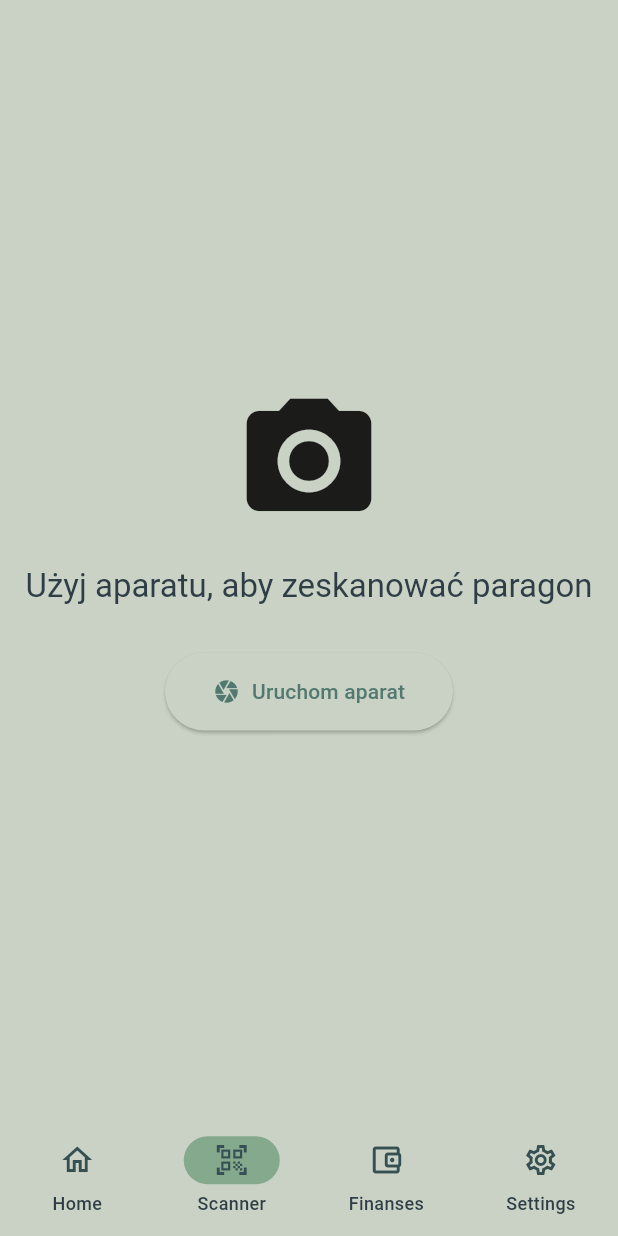
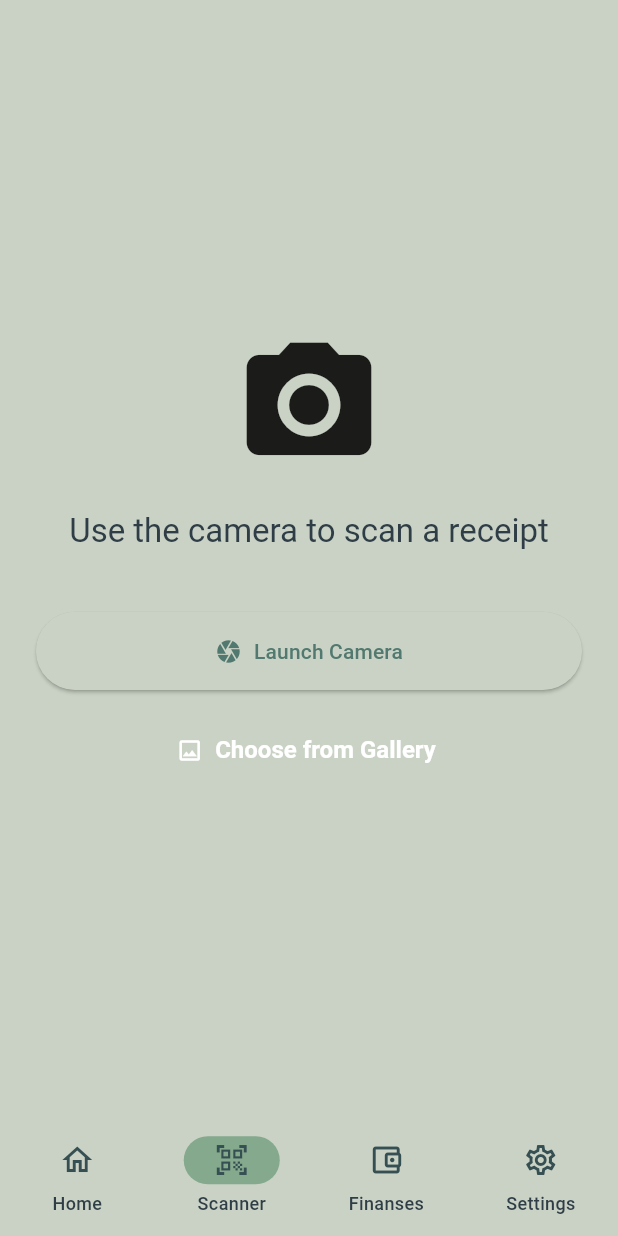
Before and after one commit to fiZZowsky/FinTracker, a Flutter app: the ScannerPage screen opened by its route, on a phone screen of 412 x 824 dp. Run offline on Flutter 3.47's test engine with Material 3 defaults, Android fonts, the phone set to English and light mode, and no system bars; our stand-ins replace dio, file_picker, get_it, go_router, image_picker, path_drawing; missing offline and left inert: svg_path_parser; generated files the repository leaves out were written again; network calls fail.

Commit message:
Added functionality for uploading receipts photos from gallery, added translations

```diff
--- a/fintracker/lib/l10n/app_en.arb
+++ b/fintracker/lib/l10n/app_en.arb
@@ -15,5 +15,10 @@
     "networkError": "Network error: Could not connect to server.",
     "unknownError": "An unknown error occurred.",
     "languageChangedToPl": "Language changed to Polish",
-    "languageChangedToEn": "Language changed to English"
+    "languageChangedToEn": "Language changed to English",
+    "scannerTitle": "Use the camera to scan a receipt",
+    "scannerCameraAccess": "Launch Camera",
+    "scannerGalleryAccess": "Choose from Gallery",
+    "scannerUploadSuccess": "Receipt uploaded successfully",
+    "scannerUploadError": "Error uploading receipt"
 }
--- a/fintracker/lib/l10n/app_pl.arb
+++ b/fintracker/lib/l10n/app_pl.arb
@@ -15,5 +15,10 @@
     "networkError": "Błąd sieci: Nie można połączyć się z serwerem.",
     "unknownError": "Wystąpił nieznany błąd.",
     "languageChangedToPl": "Język zmieniony na Polski",
-    "languageChangedToEn": "Język zmieniony na Angielski"
+    "languageChangedToEn": "Język zmieniony na Angielski",
+    "scannerTitle": "Użyj aparatu, aby zeskanować paragon",
+    "scannerCameraAccess": "Uruchom aparat",
+    "scannerGalleryAccess": "Wybierz z galerii",
+    "scannerUploadSuccess": "Paragon wysłany pomyślnie",
+    "scannerUploadError": "Błąd wysyłania paragonu"
 }
--- a/fintracker/lib/ui/view/scanner_page.dart
+++ b/fintracker/lib/ui/view/scanner_page.dart
@@ -1,7 +1,7 @@
 import 'package:flutter/material.dart';
 import 'package:provider/provider.dart';
 import '../view_models/scanner_view_model.dart';
-// import 'package:flutter_gen/gen_l10n/app_localizations.dart';
+import 'package:flutter_gen/gen_l10n/app_localizations.dart';
 
 class ScannerPage extends StatelessWidget {
   const ScannerPage({super.key});
@@ -9,30 +9,44 @@ class ScannerPage extends StatelessWidget {
   @override
   Widget build(BuildContext context) {
     final scannerVM = context.read<ScannerViewModel>();
-    // final l10n = AppLocalizations.of(context)!;
+    final l10n = AppLocalizations.of(context)!;
 
     return Center(
+      child: Padding(
+        padding: const EdgeInsets.all(24.0),
         child: Column(
           mainAxisAlignment: MainAxisAlignment.center,
           children: [
             const Icon(Icons.camera_alt, size: 100),
             const SizedBox(height: 20),
             Text(
-            "Użyj aparatu, aby zeskanować paragon", // TODO: l10n
+              l10n.scannerTitle,
               style: Theme.of(context).textTheme.titleLarge,
               textAlign: TextAlign.center,
             ),
-          const SizedBox(height: 30),
+            const SizedBox(height: 40),
             ElevatedButton.icon(
               onPressed: scannerVM.scanWithCamera,
               icon: const Icon(Icons.camera),
-            label: Text("Uruchom aparat"), // TODO: l10n
+              label: Text(l10n.scannerCameraAccess),
               style: ElevatedButton.styleFrom(
-              padding: const EdgeInsets.symmetric(horizontal: 32, vertical: 16),
+                minimumSize: const Size(double.infinity, 50),
+                padding:
+                    const EdgeInsets.symmetric(horizontal: 32, vertical: 16),
+              ),
+            ),
+            const SizedBox(height: 16),
+            TextButton.icon(
+              onPressed: scannerVM.pickFile,
+              icon: const Icon(Icons.image_outlined),
+              label: Text(l10n.scannerGalleryAccess),
+              style: TextButton.styleFrom(
+                minimumSize: const Size(double.infinity, 40),
               ),
             ),
           ],
         ),
+      ),
     );
   }
 }
--- a/fintracker/lib/ui/view_models/scanner_view_model.dart
+++ b/fintracker/lib/ui/view_models/scanner_view_model.dart
@@ -60,7 +60,7 @@ class ScannerViewModel extends ChangeNotifier {
 
       if (success) {
         getIt<NotificationService>().showNotification(
-          'Paragon wysłany pomyślnie', // TODO: Dodaj klucz l10n
+          'scannerUploadSuccess',
           type: NotificationType.success,
         );
       } else {
@@ -69,7 +69,7 @@ class ScannerViewModel extends ChangeNotifier {
     } catch (e) {
       debugPrint('Błąd wysyłania: $e');
       getIt<NotificationService>().showNotification(
-        'Błąd wysyłania paragonu', // TODO: Dodaj klucz l10n
+        'scannerUploadError',
         type: NotificationType.error,
       );
     } finally {
```
Lines whose indentation alone changed are shown as unchanged.
